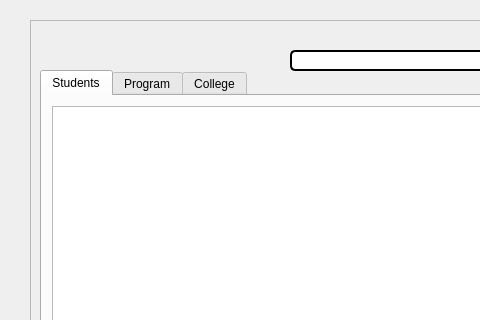
Kris2103/CCC151-CSV, file mainwindow.ui: the form before one commit; both pictures show x 410 to 890 and y 0 to 320 of the 1220 by 683 pixel window.
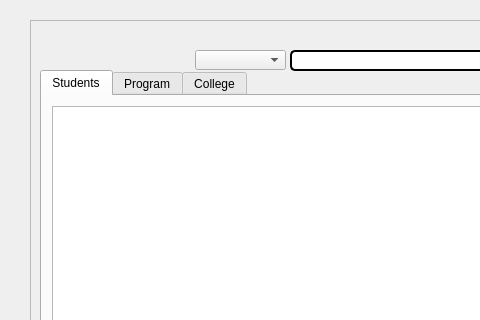
The form after the commit. The open tabs and pages were chosen to show the change.

The edit to the form file:
```diff
--- a/mainwindow.ui
+++ b/mainwindow.ui
@@ -603,6 +603,16 @@
       <string>Delete</string>
      </property>
     </widget>
+    <widget class="QComboBox" name="Searchby">
+     <property name="geometry">
+      <rect>
+       <x>165</x>
+       <y>30</y>
+       <width>91</width>
+       <height>20</height>
+      </rect>
+     </property>
+    </widget>
    </widget>
    <widget class="QComboBox" name="CourseComboBox">
     <property name="geometry">
```
Left out of the diff: 2 changed lines with no effect on the pictures.
